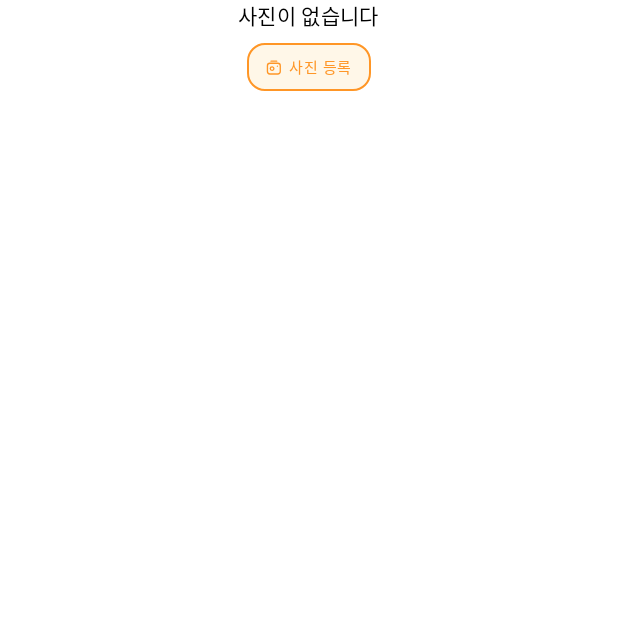
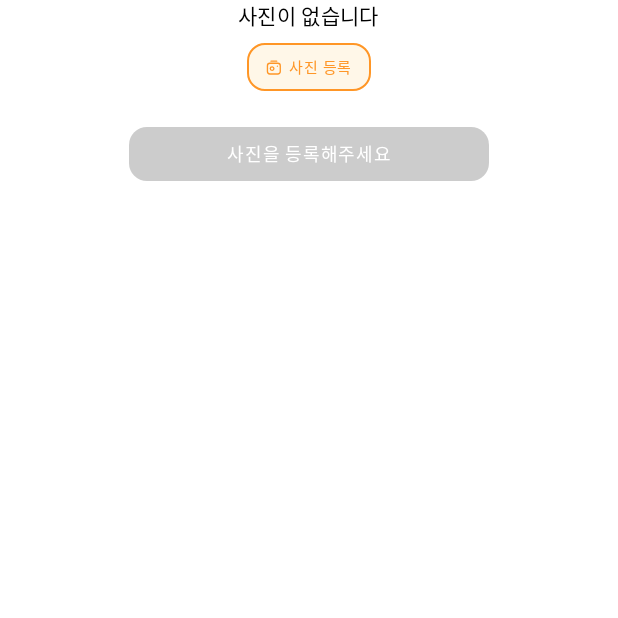
Before and after one commit to o4e3/AILectureProject, an Android app built with Jetpack Compose: the composable PhotoContent called with empty values, on a phone screen of 412 x 824 dp, the top half of it. Run offline under Robolectric (Android 15) with nearby library versions, the phone set to English and light mode, and no system bars; our stand-ins replace accompanist; network calls fail; pictures from the network do not load; 1 statement that could not run was skipped.

Commit message:
Feat: 사진등록 화면 구현

```diff
--- a/frontend/petkinFE/app/src/main/java/com/rtl/petkinfe/presentation/view/core/CardSection.kt
+++ b/frontend/petkinFE/app/src/main/java/com/rtl/petkinfe/presentation/view/core/CardSection.kt
@@ -79,8 +79,9 @@ fun PhotoContent(
                 modifier = Modifier.size(200.dp),
                 contentScale = ContentScale.Crop
             )
-            Log.d("testt", "photoUrl: $photoUrl")
             UploadCameraButton(onClick = onPhotoUpload, buttonText = "사진 변경")
+            Spacer(modifier = Modifier.height(24.dp))
+            RequestPredictionButton(onClick = { /* TODO */ }, onActive = true)
         } else {
             Text(
                 "사진이 없습니다",
@@ -88,11 +89,37 @@ fun PhotoContent(
                 modifier = Modifier.padding(bottom = 8.dp)
             )
             UploadCameraButton(onClick = onPhotoUpload, buttonText = "사진 등록")
+            Spacer(modifier = Modifier.height(24.dp))
+            RequestPredictionButton(onClick = { /* TODO */ }, onActive = false)
         }
     }
 }
 
-
+@Composable
+fun RequestPredictionButton(
+    onClick: () -> Unit,
+    onActive: Boolean
+) {
+    Box(
+        modifier = Modifier
+            .size(width = 240.dp, height = 36.dp)
+            .background(
+                color = if (onActive) Color(0xFFFFA500) else Color.LightGray, // 활성 상태에 따라 색상 변경
+                shape = RoundedCornerShape(12.dp)
+            )
+            .clickable(enabled = onActive, onClick = onClick) // 활성 상태에 따라 클릭 가능 여부 설정
+                ,
+        contentAlignment = Alignment.Center
+    ) {
+        Text(
+            text = if (onActive) "피부 질환 검사하기" else "사진을 등록해주세요",
+            color = Color.White,
+            fontSize = 12.sp,
+            fontWeight = FontWeight.Medium,
+            modifier = Modifier.align(Alignment.Center)
+        )
+    }
+}
 
 @Composable
 fun GeneralCardContent(memo: String?) {
```
